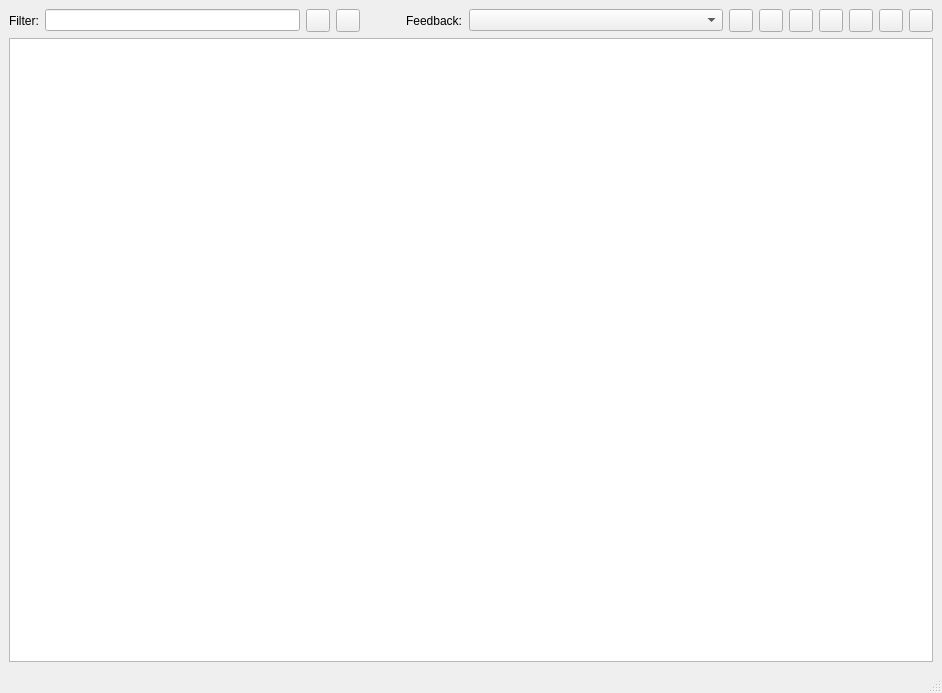
Above: src/gui/gui.ui from venthur/pyff before the change. Below: the same form after it.
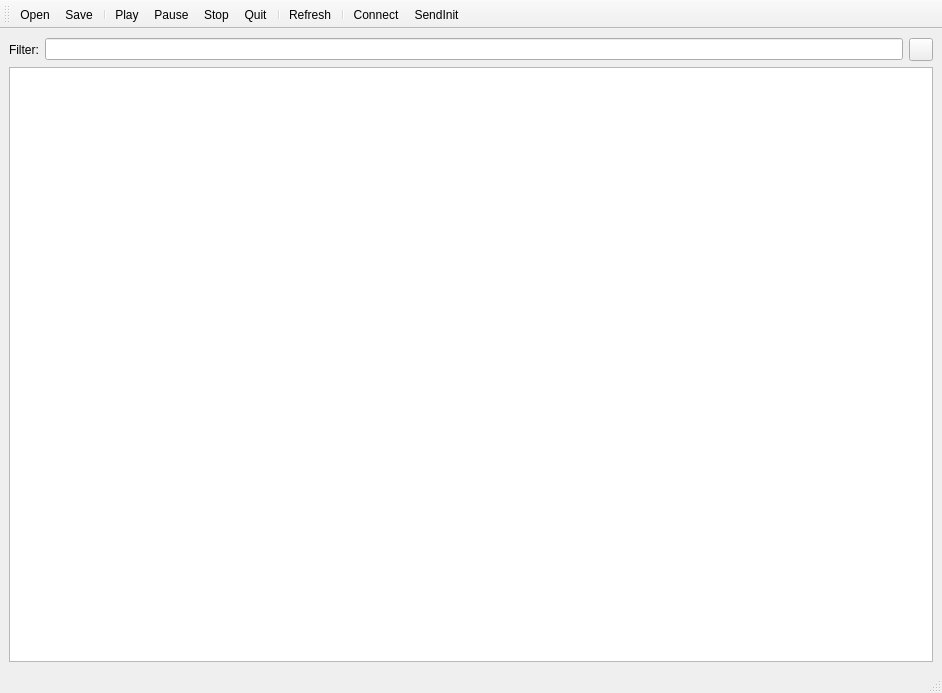
That is the form after the change. Icons and pictures are not drawn.

Commit message:
Mayor GUI overhaul:
* support for load/save configuration
* variables are modified in the feedback as they are edited in the table
* removed send all/modified
* re-arranged buttons to make it more userfriendly
* added pyff logo

```diff
--- a/src/gui/gui.ui
+++ b/src/gui/gui.ui
@@ -43,71 +43,7 @@
        </widget>
       </item>
       <item>
-       <widget class="QToolButton" name="toolButton_clearFilter" />
-      </item>
-      <item>
-       <widget class="QToolButton" name="toolButton_changeFeedbackController" />
-      </item>
-      <item>
-       <spacer>
-        <property name="orientation" >
-         <enum>Qt::Horizontal</enum>
-        </property>
-        <property name="sizeType" >
-         <enum>QSizePolicy::Preferred</enum>
-        </property>
-        <property name="sizeHint" stdset="0" >
-         <size>
-          <width>40</width>
-          <height>20</height>
-         </size>
-        </property>
-       </spacer>
-      </item>
-      <item>
-       <widget class="QLabel" name="label_5" >
-        <property name="text" >
-         <string>Feedback:</string>
-        </property>
-       </widget>
-      </item>
-      <item>
-       <widget class="QComboBox" name="comboBox_feedback" >
-        <property name="sizePolicy" >
-         <sizepolicy vsizetype="Fixed" hsizetype="Expanding" >
-          <horstretch>0</horstretch>
-          <verstretch>0</verstretch>
-         </sizepolicy>
-        </property>
-       </widget>
-      </item>
-      <item>
-       <widget class="QToolButton" name="toolButton_sendinit" >
-        <property name="popupMode" >
-         <enum>QToolButton::DelayedPopup</enum>
-        </property>
-        <property name="arrowType" >
-         <enum>Qt::NoArrow</enum>
-        </property>
-       </widget>
-      </item>
-      <item>
-       <widget class="QToolButton" name="toolButton_send" />
-      </item>
-      <item>
-       <widget class="QToolButton" name="toolButton_get" />
-      </item>
-      <item>
-       <widget class="QToolButton" name="toolButton_play" />
-      </item>
-      <item>
-       <widget class="QToolButton" name="toolButton_pause" />
-      </item>
-      <item>
-       <widget class="QToolButton" name="toolButton_stop" />
-      </item>
-      <item>
-       <widget class="QToolButton" name="toolButton_quit" />
+       <widget class="QToolButton" name="toolButton_clearFilter"/>
       </item>
      </layout>
     </item>
@@ -136,10 +72,36 @@
     </rect>
    </property>
   </widget>
-  <widget class="QStatusBar" name="statusbar" />
-  <action name="actionOpen" >
-   <property name="icon" >
-    <iconset resource="icons.qrc" >
+  <widget class="QStatusBar" name="statusbar"/>
+  <widget class="QToolBar" name="toolBar">
+   <property name="windowTitle">
+    <string>toolBar</string>
+   </property>
+   <property name="toolButtonStyle">
+    <enum>Qt::ToolButtonTextUnderIcon</enum>
+   </property>
+   <attribute name="toolBarArea">
+    <enum>TopToolBarArea</enum>
+   </attribute>
+   <attribute name="toolBarBreak">
+    <bool>false</bool>
+   </attribute>
+   <addaction name="actionOpen"/>
+   <addaction name="actionSave"/>
+   <addaction name="separator"/>
+   <addaction name="actionPlay"/>
+   <addaction name="actionPause"/>
+   <addaction name="actionStop"/>
+   <addaction name="actionQuit"/>
+   <addaction name="separator"/>
+   <addaction name="actionGet"/>
+   <addaction name="separator"/>
+   <addaction name="actionChangeFeedbackController"/>
+   <addaction name="actionSendInit"/>
+  </widget>
+  <action name="actionOpen">
+   <property name="icon">
+    <iconset resource="icons.qrc">
      <normaloff>:/icons/open.png</normaloff>:/icons/open.png</iconset>
    </property>
    <property name="text" >
@@ -199,8 +161,11 @@
     <iconset resource="icons.qrc" >
      <normaloff>:/icons/get.png</normaloff>:/icons/get.png</iconset>
    </property>
-   <property name="text" >
-    <string>Get</string>
+   <property name="text">
+    <string>Refresh</string>
+   </property>
+   <property name="toolTip">
+    <string>Refresh varialbes from Feedback</string>
    </property>
   </action>
   <action name="actionSendInit" >
@@ -235,8 +200,8 @@
     <iconset resource="icons.qrc" >
      <normaloff>:/icons/connect.png</normaloff>:/icons/connect.png</iconset>
    </property>
-   <property name="text" >
-    <string>Change FeedbackController</string>
+   <property name="text">
+    <string>Connect</string>
    </property>
   </action>
   <action name="actionClearFilter" >
```
Left out of the diff: 159 changed lines with no effect on the pictures. The commit also changes 5 other files.
